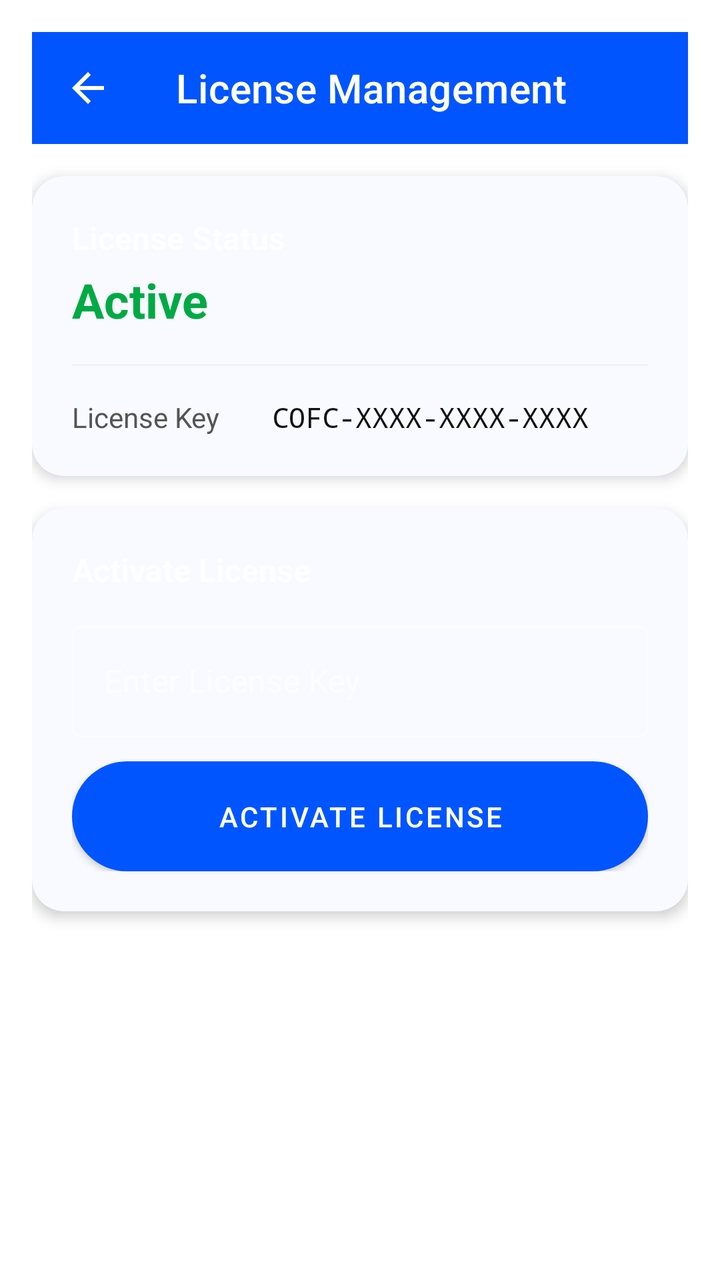
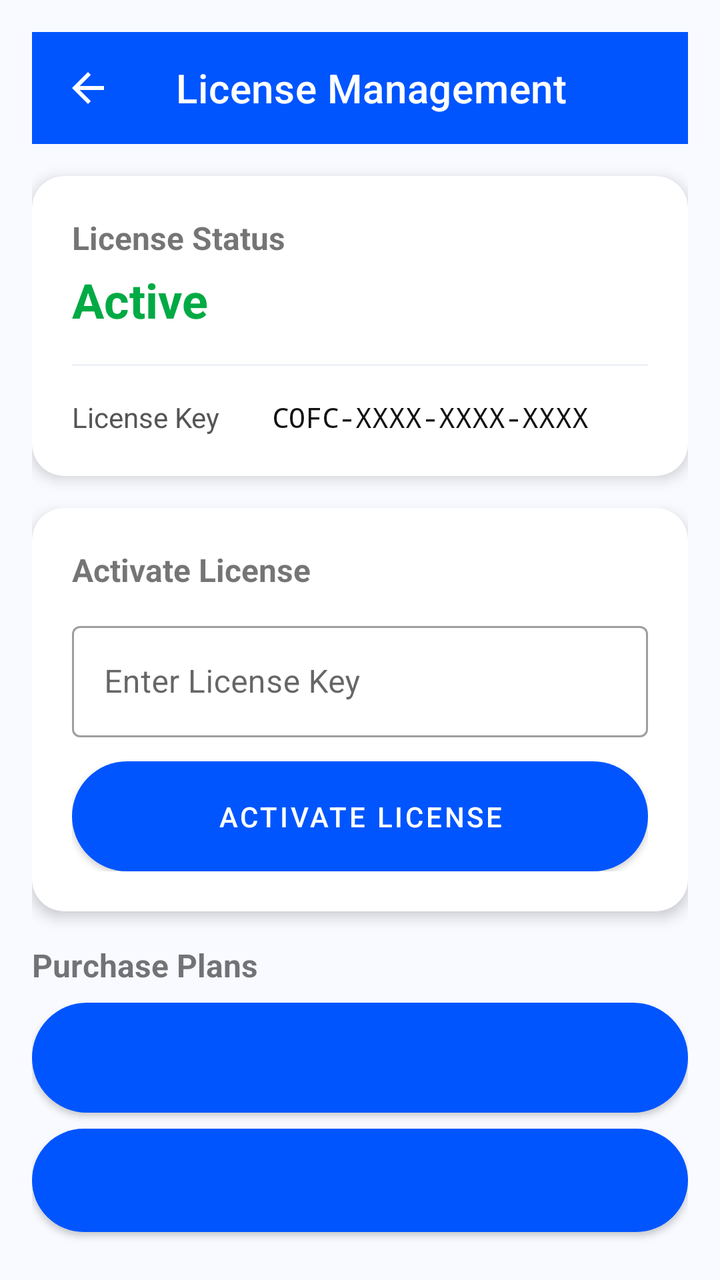

An Android layout rendered at two revisions. The XML below is the earlier revision; the diff shows what the commit changed to produce the second picture.
<!-- AndroidManifest.xml: activity theme Theme.COFCGuard -->
<!-- res/layout/activity_license.xml -->
<?xml version="1.0" encoding="utf-8"?>
<LinearLayout xmlns:android="http://schemas.android.com/apk/res/android"
    xmlns:app="http://schemas.android.com/apk/res-auto"
    android:layout_width="match_parent"
    android:layout_height="match_parent"
    android:orientation="vertical"
    android:padding="16dp">

    <com.google.android.material.appbar.MaterialToolbar
        android:layout_width="match_parent"
        android:layout_height="?attr/actionBarSize"
        android:background="@color/primary"
        android:theme="@style/ThemeOverlay.AppCompat.Dark.ActionBar"
        app:title="@string/license_title"
        app:navigationIcon="@drawable/ic_back" />

    <com.google.android.material.card.MaterialCardView
        android:layout_width="match_parent"
        android:layout_height="wrap_content"
        app:cardCornerRadius="16dp"
        app:cardElevation="4dp"
        app:cardBackgroundColor="@color/background_card"
        android:layout_marginTop="16dp">

        <LinearLayout
            android:layout_width="match_parent"
            android:layout_height="wrap_content"
            android:orientation="vertical"
            android:padding="20dp">

            <TextView
                android:layout_width="wrap_content"
                android:layout_height="wrap_content"
                android:text="License Status"
                android:textSize="16sp"
                android:textStyle="bold" />

            <TextView
                android:id="@+id/licenseStatusTextView"
                android:layout_width="wrap_content"
                android:layout_height="wrap_content"
                android:text="Active"
                android:textColor="@color/status_active"
                android:textSize="24sp"
                android:textStyle="bold"
                android:layout_marginTop="4dp" />

            <View
                android:layout_width="match_parent"
                android:layout_height="1dp"
                android:background="@color/border"
                android:layout_marginVertical="16dp" />

            <LinearLayout
                android:layout_width="match_parent"
                android:layout_height="wrap_content"
                android:orientation="horizontal">

                <TextView
                    android:layout_width="100dp"
                    android:layout_height="wrap_content"
                    android:text="@string/license_key"
                    android:textColor="@color/text_secondary" />

                <TextView
                    android:id="@+id/licenseKeyTextView"
                    android:layout_width="0dp"
                    android:layout_height="wrap_content"
                    android:layout_weight="1"
                    android:text="COFC-XXXX-XXXX-XXXX"
                    android:textColor="@color/text_primary"
                    android:fontFamily="monospace" />

            </LinearLayout>

        </LinearLayout>
    </com.google.android.material.card.MaterialCardView>

    <com.google.android.material.card.MaterialCardView
        android:layout_width="match_parent"
        android:layout_height="wrap_content"
        app:cardCornerRadius="16dp"
        app:cardElevation="4dp"
        app:cardBackgroundColor="@color/background_card"
        android:layout_marginTop="16dp">

        <LinearLayout
            android:layout_width="match_parent"
            android:layout_height="wrap_content"
            android:orientation="vertical"
            android:padding="20dp">

            <TextView
                android:layout_width="wrap_content"
                android:layout_height="wrap_content"
                android:text="Activate License"
                android:textSize="16sp"
                android:textStyle="bold" />

            <com.google.android.material.textfield.TextInputLayout
                android:layout_width="match_parent"
                android:layout_height="wrap_content"
                android:layout_marginTop="12dp"
                style="@style/Widget.MaterialComponents.TextInputLayout.OutlinedBox">

                <com.google.android.material.textfield.TextInputEditText
                    android:id="@+id/licenseInputEditText"
                    android:layout_width="match_parent"
                    android:layout_height="wrap_content"
                    android:hint="@string/license_enter_key"
                    android:inputType="text" />

            </com.google.android.material.textfield.TextInputLayout>

            <Button
                android:id="@+id/activateButton"
                android:layout_width="match_parent"
                android:layout_height="wrap_content"
                android:text="@string/license_activate"
                style="@style/Widget.COFCGuard.Button"
                android:layout_marginTop="12dp" />

        </LinearLayout>
    </com.google.android.material.card.MaterialCardView>

</LinearLayout>
<!-- resources referenced by this layout -->
<resources>
  <color name="background_card">#F8FAFF</color>
  <color name="border">#EEF2F8</color>
  <color name="primary">#0055FF</color>
  <color name="status_active">#00AA44</color>
  <color name="text_primary">#111111</color>
  <color name="text_secondary">#555555</color>
  <!-- drawable ic_back (drawable) -->
  <?xml version="1.0" encoding="utf-8"?>
  <vector xmlns:android="http://schemas.android.com/apk/res/android"
      android:width="24dp"
      android:height="24dp"
      android:viewportWidth="24"
      android:viewportHeight="24">
      <path
          android:fillColor="#FFFFFF"
          android:pathData="M20,11H7.83l5.59,-5.59L12,4l-8,8 8,8 1.41,-1.41L7.83,13H20v-2z"/>
  </vector>
  <string name="license_activate">Activate License</string>
  <string name="license_enter_key">Enter License Key</string>
  <string name="license_key">License Key</string>
  <string name="license_title">License Management</string>
  <style name="Widget.COFCGuard.Button" parent="Widget.MaterialComponents.Button">
          <item name="android:background">@drawable/button_primary</item>
          <item name="android:textColor">@color/text_on_primary</item>
          <item name="android:textSize">14sp</item>
          <item name="android:paddingStart">24dp</item>
          <item name="android:paddingEnd">24dp</item>
          <item name="android:paddingTop">12dp</item>
          <item name="android:paddingBottom">12dp</item>
          <item name="cornerRadius">100dp</item>
          <item name="elevation">2dp</item>
      </style>
  <style name="Theme.COFCGuard" parent="Theme.MaterialComponents.DayNight.NoActionBar">
          <item name="colorPrimary">@color/primary</item>
          <item name="colorPrimaryVariant">@color/primary_dark</item>
          <item name="colorOnPrimary">@color/text_on_primary</item>
          <item name="colorSecondary">@color/secondary</item>
          <item name="colorSecondaryVariant">@color/secondary_dark</item>
          <item name="colorOnSecondary">@color/text_on_primary</item>
          <item name="android:windowBackground">@color/background</item>
          <item name="android:statusBarColor">@color/primary</item>
          <item name="android:windowLightStatusBar">false</item>
          <item name="android:navigationBarColor">@color/background</item>
          <item name="android:windowLightNavigationBar">true</item>
          <item name="materialThemeOverlay">@style/ThemeOverlay.COFCGuard</item>
          <item name="materialButtonStyle">@style/Widget.COFCGuard.Button</item>
      </style>
  <color name="text_on_primary">#FFFFFF</color>
  <color name="primary_dark">#003DCC</color>
  <color name="secondary">#00AA44</color>
  <color name="secondary_dark">#008833</color>
  <color name="background">#FFFFFF</color>
  <style name="ThemeOverlay.COFCGuard" parent="ThemeOverlay.MaterialComponents.Dark">
          <item name="bottomNavigationStyle">@style/Widget.COFCGuard.BottomNavigation</item>
          <item name="materialButtonStyle">@style/Widget.COFCGuard.Button</item>
          <item name="materialCardViewStyle">@style/Widget.COFCGuard.Card</item>
      </style>
  <color name="text_tertiary">#888888</color>
  <style name="Widget.COFCGuard.BottomNavigation" parent="Widget.MaterialComponents.BottomNavigationView">
          <item name="android:background">@color/background</item>
          <item name="elevation">8dp</item>
          <item name="itemIconSize">24dp</item>
          <item name="itemTextColor">@color/text_tertiary</item>
          <item name="itemIconTint">@color/text_tertiary</item>
      </style>
  <style name="Widget.COFCGuard.Card" parent="Widget.MaterialComponents.CardView">
          <item name="cardCornerRadius">16dp</item>
          <item name="cardElevation">4dp</item>
          <item name="cardBackgroundColor">@color/background_card</item>
      </style>
  <!-- unchanged entries left out for length: 1 -->
</resources>

<!-- the commit's change to res/layout/activity_license.xml (unified diff, before → after) -->
@@ -4,22 +4,24 @@
     android:layout_width="match_parent"
     android:layout_height="match_parent"
     android:orientation="vertical"
+    android:background="#F8FAFF"
     android:padding="16dp">
 
     <com.google.android.material.appbar.MaterialToolbar
         android:layout_width="match_parent"
         android:layout_height="?attr/actionBarSize"
-        android:background="@color/primary"
+        android:background="#0055FF"
         android:theme="@style/ThemeOverlay.AppCompat.Dark.ActionBar"
         app:title="@string/license_title"
         app:navigationIcon="@drawable/ic_back" />
 
+    
     <com.google.android.material.card.MaterialCardView
         android:layout_width="match_parent"
         android:layout_height="wrap_content"
         app:cardCornerRadius="16dp"
         app:cardElevation="4dp"
-        app:cardBackgroundColor="@color/background_card"
+        app:cardBackgroundColor="#FFFFFF"
         android:layout_marginTop="16dp">
 
         <LinearLayout
@@ -40,7 +42,7 @@
                 android:layout_width="wrap_content"
                 android:layout_height="wrap_content"
                 android:text="Active"
-                android:textColor="@color/status_active"
+                android:textColor="#00AA44"
                 android:textSize="24sp"
                 android:textStyle="bold"
                 android:layout_marginTop="4dp" />
@@ -48,7 +50,7 @@
             <View
                 android:layout_width="match_parent"
                 android:layout_height="1dp"
-                android:background="@color/border"
+                android:background="#EEF2F8"
                 android:layout_marginVertical="16dp" />
 
             <LinearLayout
@@ -60,7 +62,7 @@
                     android:layout_width="100dp"
                     android:layout_height="wrap_content"
                     android:text="@string/license_key"
-                    android:textColor="@color/text_secondary" />
+                    android:textColor="#555555" />
 
                 <TextView
                     android:id="@+id/licenseKeyTextView"
@@ -68,7 +70,7 @@
                     android:layout_height="wrap_content"
                     android:layout_weight="1"
                     android:text="COFC-XXXX-XXXX-XXXX"
-                    android:textColor="@color/text_primary"
+                    android:textColor="#111111"
                     android:fontFamily="monospace" />
 
             </LinearLayout>
@@ -76,12 +78,13 @@
         </LinearLayout>
     </com.google.android.material.card.MaterialCardView>
 
+    
     <com.google.android.material.card.MaterialCardView
         android:layout_width="match_parent"
         android:layout_height="wrap_content"
         app:cardCornerRadius="16dp"
         app:cardElevation="4dp"
-        app:cardBackgroundColor="@color/background_card"
+        app:cardBackgroundColor="#FFFFFF"
         android:layout_marginTop="16dp">
 
         <LinearLayout
@@ -123,4 +126,46 @@
         </LinearLayout>
     </com.google.android.material.card.MaterialCardView>
 
+    
+    <TextView
+        android:layout_width="wrap_content"
+        android:layout_height="wrap_content"
+        android:text="Purchase Plans"
+        android:textSize="16sp"
+        android:textStyle="bold"
+        android:layout_marginTop="16dp"
+        android:layout_marginBottom="8dp" />
+
+    
+    <Button
+        android:id="@+id/monthlyButton"
+        android:layout_width="match_parent"
+        android:layout_height="wrap_content"
+        android:text="Monthly · €9.99"
+        style="@style/Widget.COFCGuard.Button"
+        android:backgroundTint="#F8FAFF"
+        android:textColor="#0055FF"
+        android:layout_marginBottom="8dp" />
+
+    
+    <Button
+        android:id="@+id/yearlyButton"
+        android:layout_width="match_parent"
+        android:layout_height="wrap_content"
+        android:text="Yearly · €69.00"
+        style="@style/Widget.COFCGuard.Button"
+        android:backgroundTint="#F8FAFF"
+        android:textColor="#0055FF"
+        android:layout_marginBottom="8dp" />
+
+    
+    <Button
+        android:id="@+id/lifetimeButton"
+        android:layout_width="match_parent"
+        android:layout_height="wrap_content"
+        android:text="♾️ Lifetime · €690.00"
+        style="@style/Widget.COFCGuard.Button"
+        android:backgroundTint="#0055FF"
+        android:textColor="#FFFFFF" />
+
 </LinearLayout>
<!-- resource entries referenced after the edit -->
@@ -1,11 +1,6 @@
 <!-- resources referenced by this layout -->
 <resources>
-  <color name="background_card">#F8FAFF</color>
-  <color name="border">#EEF2F8</color>
   <color name="primary">#0055FF</color>
-  <color name="status_active">#00AA44</color>
-  <color name="text_primary">#111111</color>
-  <color name="text_secondary">#555555</color>
   <!-- drawable ic_back (drawable) -->
   <?xml version="1.0" encoding="utf-8"?>
   <vector xmlns:android="http://schemas.android.com/apk/res/android"
@@ -23,7 +18,7 @@
   <string name="license_title">License Management</string>
   <style name="Widget.COFCGuard.Button" parent="Widget.MaterialComponents.Button">
           <item name="android:background">@drawable/button_primary</item>
-          <item name="android:textColor">@color/text_on_primary</item>
+          <item name="android:textColor">#FFFFFF</item>
           <item name="android:textSize">14sp</item>
           <item name="android:paddingStart">24dp</item>
           <item name="android:paddingEnd">24dp</item>
@@ -33,43 +28,21 @@
           <item name="elevation">2dp</item>
       </style>
   <style name="Theme.COFCGuard" parent="Theme.MaterialComponents.DayNight.NoActionBar">
-          <item name="colorPrimary">@color/primary</item>
-          <item name="colorPrimaryVariant">@color/primary_dark</item>
-          <item name="colorOnPrimary">@color/text_on_primary</item>
-          <item name="colorSecondary">@color/secondary</item>
-          <item name="colorSecondaryVariant">@color/secondary_dark</item>
-          <item name="colorOnSecondary">@color/text_on_primary</item>
-          <item name="android:windowBackground">@color/background</item>
-          <item name="android:statusBarColor">@color/primary</item>
+          <item name="colorPrimary">#0055FF</item>
+          <item name="colorPrimaryVariant">#003DCC</item>
+          <item name="colorOnPrimary">#FFFFFF</item>
+          <item name="colorSecondary">#00AA44</item>
+          <item name="colorSecondaryVariant">#008833</item>
+          <item name="colorOnSecondary">#FFFFFF</item>
+          <item name="android:windowBackground">#FFFFFF</item>
+          <item name="android:statusBarColor">#0055FF</item>
           <item name="android:windowLightStatusBar">false</item>
-          <item name="android:navigationBarColor">@color/background</item>
+          <item name="android:navigationBarColor">#FFFFFF</item>
           <item name="android:windowLightNavigationBar">true</item>
-          <item name="materialThemeOverlay">@style/ThemeOverlay.COFCGuard</item>
           <item name="materialButtonStyle">@style/Widget.COFCGuard.Button</item>
       </style>
-  <color name="text_on_primary">#FFFFFF</color>
   <color name="primary_dark">#003DCC</color>
-  <color name="secondary">#00AA44</color>
-  <color name="secondary_dark">#008833</color>
-  <color name="background">#FFFFFF</color>
-  <style name="ThemeOverlay.COFCGuard" parent="ThemeOverlay.MaterialComponents.Dark">
-          <item name="bottomNavigationStyle">@style/Widget.COFCGuard.BottomNavigation</item>
-          <item name="materialButtonStyle">@style/Widget.COFCGuard.Button</item>
-          <item name="materialCardViewStyle">@style/Widget.COFCGuard.Card</item>
-      </style>
   <color name="text_tertiary">#888888</color>
-  <style name="Widget.COFCGuard.BottomNavigation" parent="Widget.MaterialComponents.BottomNavigationView">
-          <item name="android:background">@color/background</item>
-          <item name="elevation">8dp</item>
-          <item name="itemIconSize">24dp</item>
-          <item name="itemTextColor">@color/text_tertiary</item>
-          <item name="itemIconTint">@color/text_tertiary</item>
-      </style>
-  <style name="Widget.COFCGuard.Card" parent="Widget.MaterialComponents.CardView">
-          <item name="cardCornerRadius">16dp</item>
-          <item name="cardElevation">4dp</item>
-          <item name="cardBackgroundColor">@color/background_card</item>
-      </style>
   <!-- unchanged entries left out for length: 1 -->
 </resources>
 
